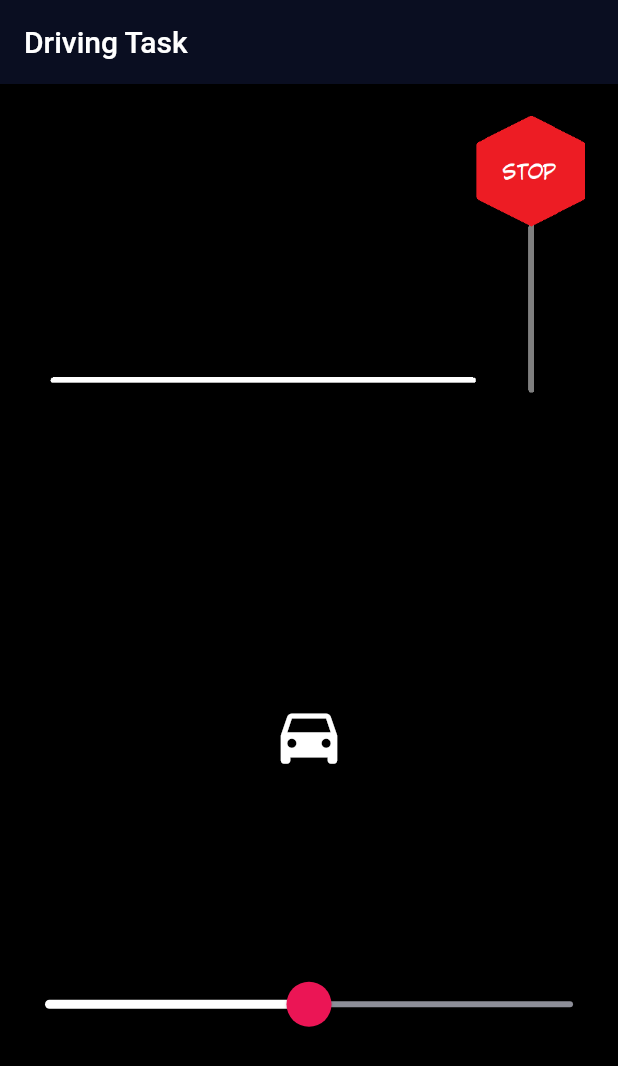
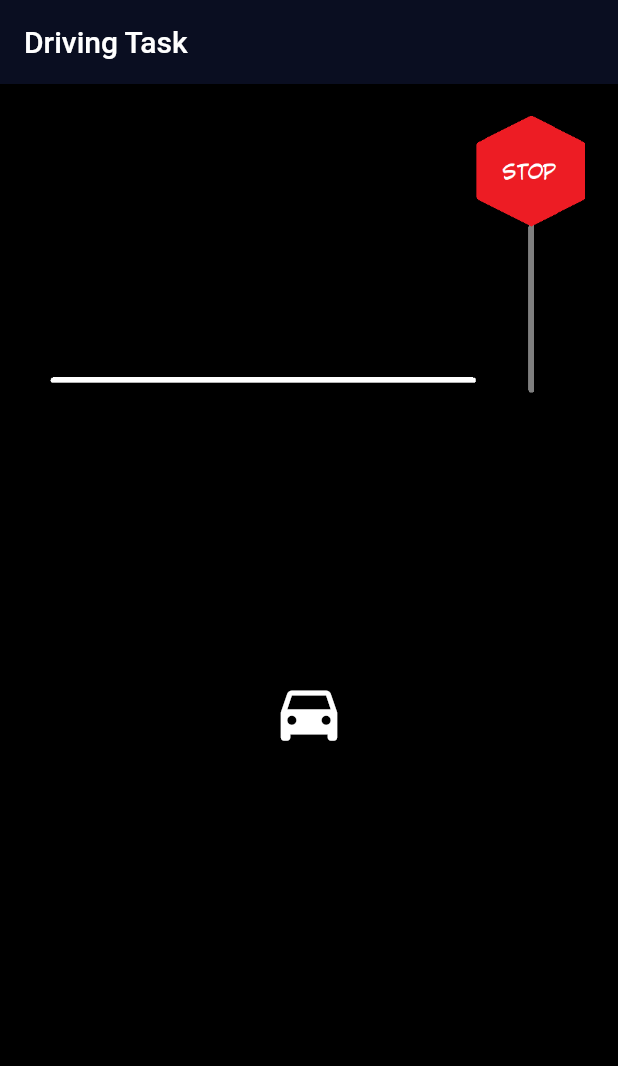
Before and after one commit to florencelarkin/ramp_task, a Flutter app: the screen it shows after launch, on a phone screen of 412 x 824 dp. Shown: the top 1066 px of the screen. Run offline on Flutter 3.47's test engine with Material 2 defaults, Android fonts, the phone set to English and light mode, and no system bars; our stand-ins replace sensors.

Commit message:
updated slider method and appearance

```diff
--- a/lib/main_page.dart
+++ b/lib/main_page.dart
@@ -1,8 +1,5 @@
 import 'package:flutter/material.dart';
-import 'package:flutter_xlider/flutter_xlider.dart';
-import 'package:control_pad/control_pad.dart';
-
-
+import 'dart:math';
 
 class MainPage extends StatefulWidget {
   @override
@@ -19,13 +16,8 @@ class _MainPageState extends State<MainPage> with TickerProviderStateMixin{
   }
 
   AnimationController _controller;
-
-
   Stopwatch stopwatch = new Stopwatch()..start();
   int time = 0;
-  double instVelocity = 0;
-  double _lowerValue = 50.0;
-  double _upperValue = 50.0;
   double width = 100.0;
   double carStartPos = -5.0;
   double joyStickPos = 0.0;
@@ -33,9 +25,9 @@ class _MainPageState extends State<MainPage> with TickerProviderStateMixin{
   double dy = 0.0;
 
   double getPos (joyStick, currentPos) {
-      dy = ((-.35*currentPos)+(-joyStick*150.0))*0.033;
+      dy = ((-.35*currentPos)+(-joyStick*50.0))*0.033;
       getCurrentPos = dy + currentPos;
-      dy = ((-.35*getCurrentPos)+(-joyStick*150.0))*0.033;
+      dy = ((-.35*getCurrentPos)+(-joyStick*50.0))*0.033;
     return dy;
   }
 
@@ -57,7 +49,7 @@ class _MainPageState extends State<MainPage> with TickerProviderStateMixin{
           mainAxisAlignment: MainAxisAlignment.spaceEvenly,
           children: <Widget>[
             SizedBox(
-              height: 200.0,
+              height: 100.0,
             ),
             AnimatedBuilder(
               animation: _controller,
@@ -69,82 +61,40 @@ class _MainPageState extends State<MainPage> with TickerProviderStateMixin{
               ),
               builder: (BuildContext context, Widget child) {
                 return Transform.translate(
-                  offset: Offset(0.0, joyStickPos),
+                  offset: Offset(0.0, getCurrentPos),
                   child: child,
                 );
               },
             ),
-
             Container(
-              height: 100.0,
-              child: SliderTheme(
-                data: SliderTheme.of(context).copyWith(
-                  thumbShape: RoundSliderThumbShape(enabledThumbRadius: 15.0),
-                  overlayShape: RoundSliderOverlayShape(overlayRadius: 30.0),
-                  thumbColor: Color(0xFFEB1555),
-                  activeTrackColor: Colors.white,
-                  overlayColor: Color(0x29EB1555),
-                  inactiveTrackColor: Color(0xFF8D8E98),
-                ),
+              height: 50.0,
+                child: Transform.scale(
+                  scale: 0.25,
+                  child: Transform.rotate(
+                    angle: pi/2,
                     child: Slider(
+                      inactiveColor: Colors.black,
+                      activeColor: Colors.black,
                       value: joyStickPos,
                       min: -100.0,
                       max: 100.0,
                       onChanged: (double newValue) {
                         setState(() {
-                      joyStickPos = newValue;
+                          joyStickPos = newValue / 100;
+                          print(newValue);
+                          dy = ((-.35*getCurrentPos)+(-joyStickPos*50.0))*0.033;
+                          getCurrentPos = dy + getCurrentPos;
+                        });
+                      },
+                      onChangeEnd: (double newValue) {
+                        setState(() {
+                          newValue = 0;
                         });
                       },
                     ),
                   ),
-              /*child: FlutterSlider(
-                values: [_lowerValue, _upperValue],
-                min: -100,
-                max: 100,
-                axis: Axis.vertical,
-                selectByTap: false,
-                *//*tooltip: FlutterSliderTooltip(
-                  disabled: true,
-                ),*//*
-                handlerAnimation: FlutterSliderHandlerAnimation(
-                    curve: Curves.elasticOut,
-                    duration: Duration(milliseconds: 500),
-                    scale: 1
-                ),
-                handler: FlutterSliderHandler(
-                  decoration: BoxDecoration(),
-                  child: Material(
-                    type: MaterialType.canvas,
-                    color: Colors.black.withOpacity(0),
-                    child: Container(
-                      color: Colors.black.withOpacity(0),
-                        child: Icon(Icons.radio_button_unchecked, size: 50),
                 ),
               ),
-                ),
-                trackBar: FlutterSliderTrackBar(
-
-                  inactiveTrackBar: BoxDecoration(
-                    color: Colors.grey
-                  ),
-                  activeTrackBar: BoxDecoration(
-                      color: Colors.grey
-                  ),
-                ),
-                onDragging: (handlerIndex, lowerValue, upperValue) {
-                  _lowerValue = lowerValue;
-                  _upperValue = upperValue;
-                  setState(() {
-                    joyStickPos = _upperValue;
-
-                    time = stopwatch.elapsedMilliseconds;
-                    //getAcceleration(instVelocity, time);
-                  });
-
-                },
-              ),*/
-            ),
-
           ],
     ),
       ),
```
Lines whose indentation alone changed are shown as unchanged.
